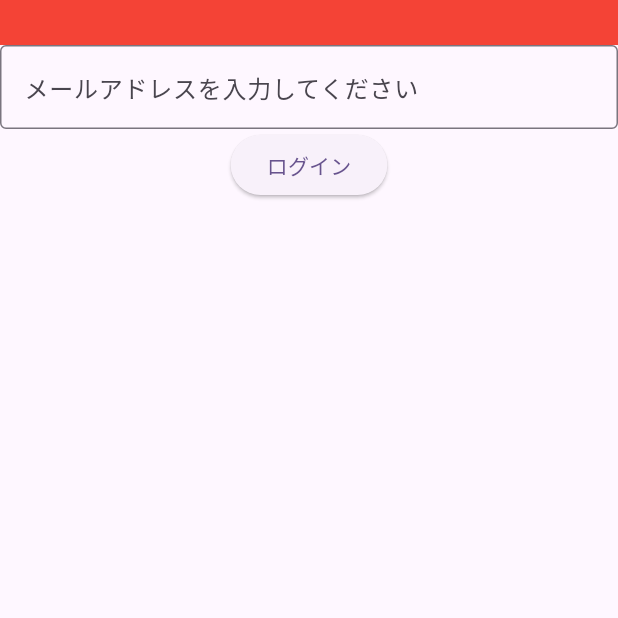
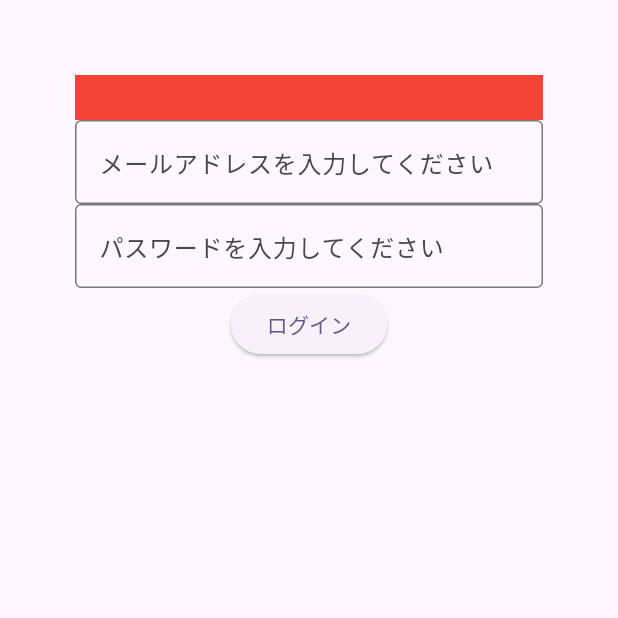
Before and after one commit to shimano-yuuki/training_app, a Flutter app: the screen it shows after launch, on a phone screen of 412 x 824 dp, the top half of it. Run offline on Flutter 3.47's test engine with Material 3 defaults, Android fonts, the phone set to English and light mode, and no system bars; our stand-ins replace flutter_riverpod, go_router.

Commit message:
Formの設定

```diff
--- a/lib/presentation/page/page/sign_in_page.dart
+++ b/lib/presentation/page/page/sign_in_page.dart
@@ -1,24 +1,38 @@
 import 'package:flutter/material.dart';
+import 'package:flutter/widgets.dart';
 import 'package:flutter_riverpod/flutter_riverpod.dart';
 import 'package:go_router/go_router.dart';
 import 'package:training_app/presentation/page/page/widgets/email_text_form_field.dart';
+import 'package:training_app/presentation/page/page/widgets/password_text_form_field.dart';
 
 class SignInPage extends ConsumerWidget {
-  const SignInPage({super.key});
-
+  SignInPage({super.key});
+  final _formKey = GlobalKey<FormState>();
   @override
   Widget build(BuildContext context, WidgetRef ref) {
     return Scaffold(
-      body: Column(
+      body: Padding(
+        padding: const EdgeInsets.all(50),
+        child: Column(
           children: [
             Container(
               height: 30,
               color: Colors.red,
             ),
-          const EmailTextFormField(labelText: 'メールアドレスを入力してください'),
+            Form(
+              key: _formKey,
+              child: const Column(
+                children: [
+                  EmailTextFormField(labelText: 'メールアドレスを入力してください'),
+                  PasswordTextFormField(labelText: 'パスワードを入力してください'),
+                ],
+              ),
+            ),
             ElevatedButton(
               onPressed: () {
+                if (_formKey.currentState!.validate()) {
                   context.go('/home');
+                }
               },
               child: const Text(
                 "ログイン",
@@ -26,6 +40,7 @@ class SignInPage extends ConsumerWidget {
             )
           ],
         ),
+      ),
     );
   }
 }
--- a/lib/presentation/page/page/widgets/password_text_form_field.dart
+++ b/lib/presentation/page/page/widgets/password_text_form_field.dart
@@ -1,14 +1,14 @@
 import 'package:flutter/material.dart';
 
-class EmailTextFormField extends StatefulWidget {
-  const EmailTextFormField({super.key, required this.labelText});
+class PasswordTextFormField extends StatefulWidget {
+  const PasswordTextFormField({super.key, required this.labelText});
   final String labelText;
 
   @override
-  State<EmailTextFormField> createState() => _EmailTextFormFieldState();
+  State<PasswordTextFormField> createState() => _EmailTextFormFieldState();
 }
 
-class _EmailTextFormFieldState extends State<EmailTextFormField> {
+class _EmailTextFormFieldState extends State<PasswordTextFormField> {
   final _emailController = TextEditingController();
   @override
   Widget build(BuildContext context) {
--- a/lib/router.dart
+++ b/lib/router.dart
@@ -9,7 +9,7 @@ final router = GoRouter(
     GoRoute(
         name: 'sign_in',
         path: '/',
-        builder: (context, state) => const SignInPage()),
+        builder: (context, state) => SignInPage()),
     GoRoute(
       name: 'home',
       path: '/home',
```
Lines whose indentation alone changed are shown as unchanged.
